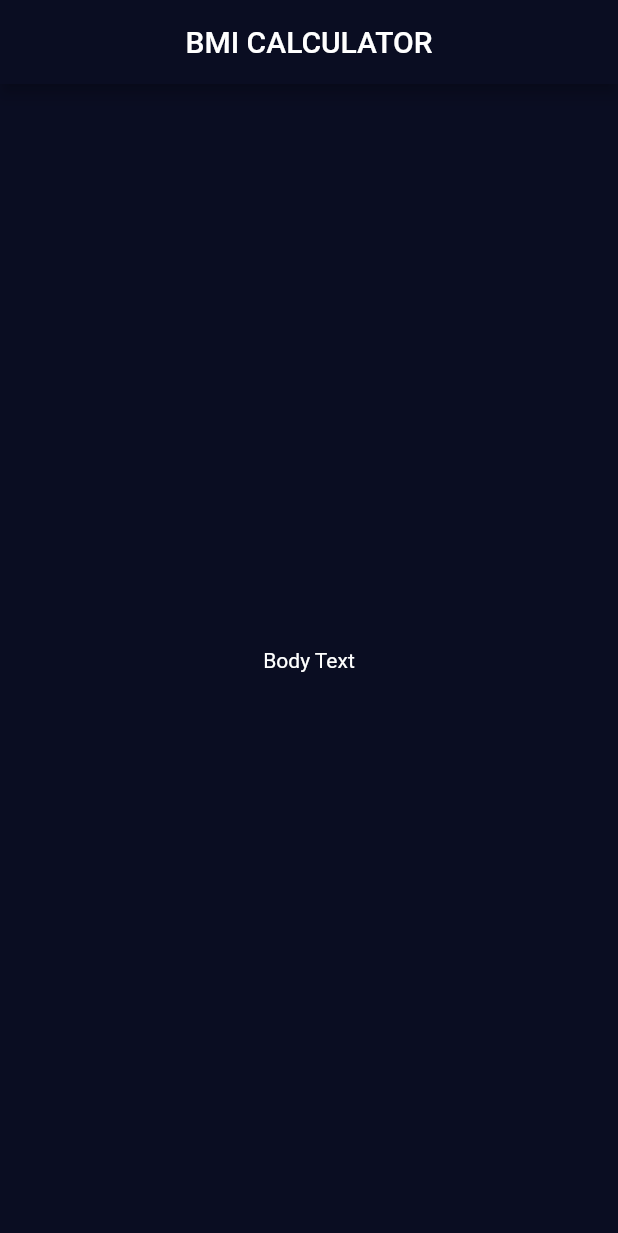
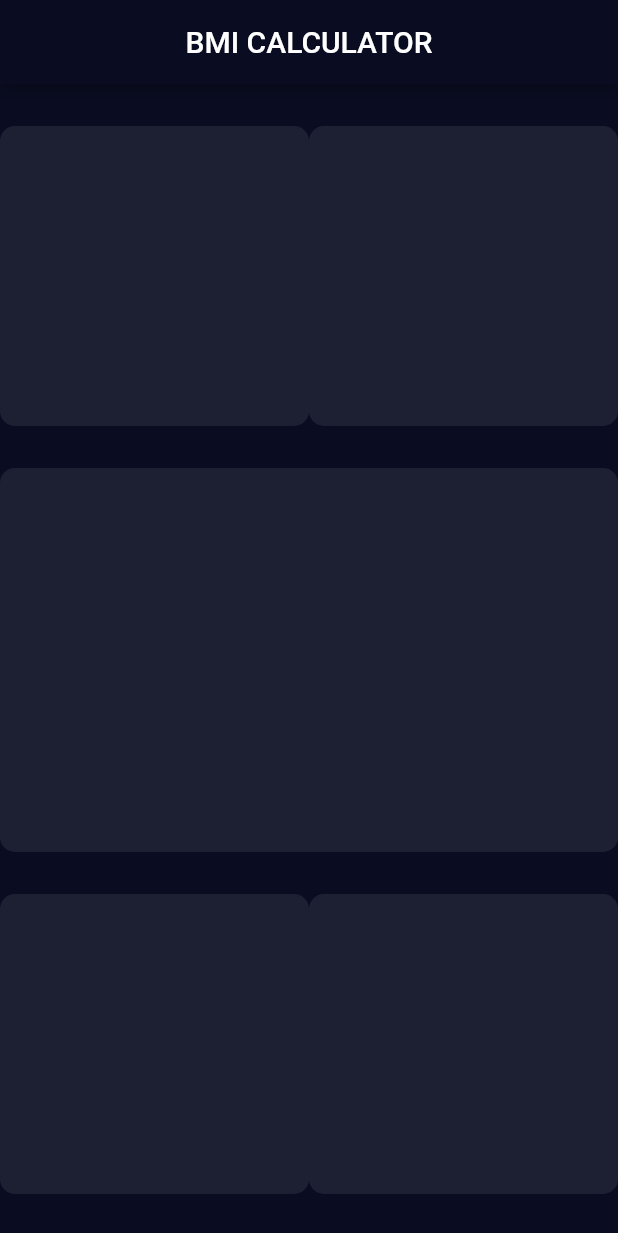
Before and after one commit to gohardhuddi/bmi_calculator_final, a Flutter app: the InputPage screen opened directly, on a phone screen of 412 x 824 dp. Shown: the top 1233 px of the screen. Run offline on Flutter 3.47's test engine with Material 2 defaults, Android fonts, the phone set to English and light mode, and no system bars; missing offline and left inert: bmi_calculator_final; statements that could not run were skipped.

Commit message:
Initial layout of input_page.dart

```diff
--- a/lib/input_page.dart
+++ b/lib/input_page.dart
@@ -9,13 +9,69 @@ class _InputPageState extends State<InputPage> {
   @override
   Widget build(BuildContext context) {
     return Scaffold(
-      appBar: AppBar(
-        centerTitle: true,
-        title: Text('BMI CALCULATOR'),
-      ),
-      body: Center(
-        child: Text('Body Text'),
-      ),
-    );
+        appBar: AppBar(
+          centerTitle: true,
+          title: Text('BMI CALCULATOR'),
+        ),
+        body: Column(
+          children: [
+            Expanded(
+                child: Row(
+              children: [
+                Expanded(
+                  child: Container(
+                    height: 200.0,
+                    decoration: BoxDecoration(
+                      borderRadius: BorderRadius.circular(10.0),
+                      color: Color(0xFF1D1F33),
+                    ),
+                  ),
+                ),
+                Expanded(
+                  child: Container(
+                    height: 200.0,
+                    decoration: BoxDecoration(
+                      borderRadius: BorderRadius.circular(10.0),
+                      color: Color(0xFF1D1F33),
+                    ),
+                  ),
+                ),
+              ],
+            )),
+            Expanded(
+              child: Container(
+                height: 200.0,
+                decoration: BoxDecoration(
+                  borderRadius: BorderRadius.circular(10.0),
+                  color: Color(0xFF1D1F33),
+                ),
+              ),
+            ),
+            Expanded(
+              child: Row(
+                children: [
+                  Expanded(
+                    child: Container(
+                      height: 200.0,
+                      decoration: BoxDecoration(
+                        borderRadius: BorderRadius.circular(10.0),
+                        color: Color(0xFF1D1F33),
+                      ),
+                    ),
+                  ),
+                  Expanded(
+                    child: Container(
+                      height: 200.0,
+                      decoration: BoxDecoration(
+                        borderRadius: BorderRadius.circular(10.0),
+                        color: Color(0xFF1D1F33),
+                      ),
+                    ),
+                  ),
+                ],
+              ),
+            ),
+          ],
+        ));
   }
 }
```
